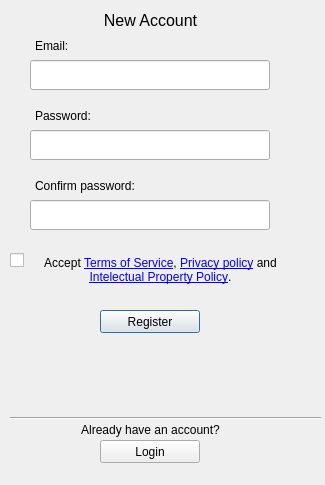
Before: the Qt Designer form pCloud/registerwindow.ui in pcloudcom/pfs-gui, drawn with Qt 5.
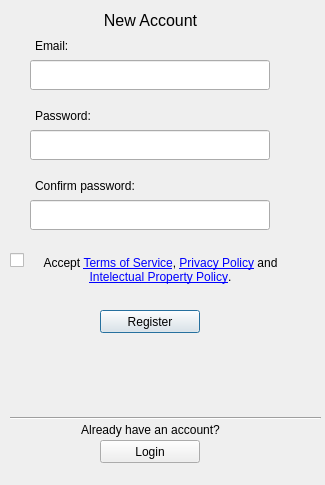
After: the same form once the commit is applied.

Commit message: settings page and new gui update

Diff of the .ui file:
```diff
--- a/pCloud/registerwindow.ui
+++ b/pCloud/registerwindow.ui
@@ -144,7 +144,7 @@
      </rect>
     </property>
     <property name="text">
-     <string>Accept &lt;a href=&quot;https://www.pcloud.com/pcloud-terms-and-conditions&quot;&gt;Terms of Service&lt;/a&gt;, &lt;a href=&quot;https://www.pcloud.com/pcloud-privacy-policy&quot;&gt;Privacy policy&lt;/a&gt; and &lt;a href=&quot;https://www.pcloud.com/pcloud-intellectual-property&quot;&gt;Intelectual Property Policy&lt;/a&gt;.</string>
+     <string>Accept &lt;a href=&quot;https://www.pcloud.com/pcloud-terms-and-conditions&quot;&gt;Terms of Service&lt;/a&gt;, &lt;a href=&quot;https://www.pcloud.com/pcloud-privacy-policy&quot;&gt;Privacy Policy&lt;/a&gt; and &lt;a href=&quot;https://www.pcloud.com/pcloud-intellectual-property&quot;&gt;Intelectual Property Policy&lt;/a&gt;.</string>
     </property>
     <property name="alignment">
      <set>Qt::AlignCenter</set>
```
The commit also changes 7 other files.
